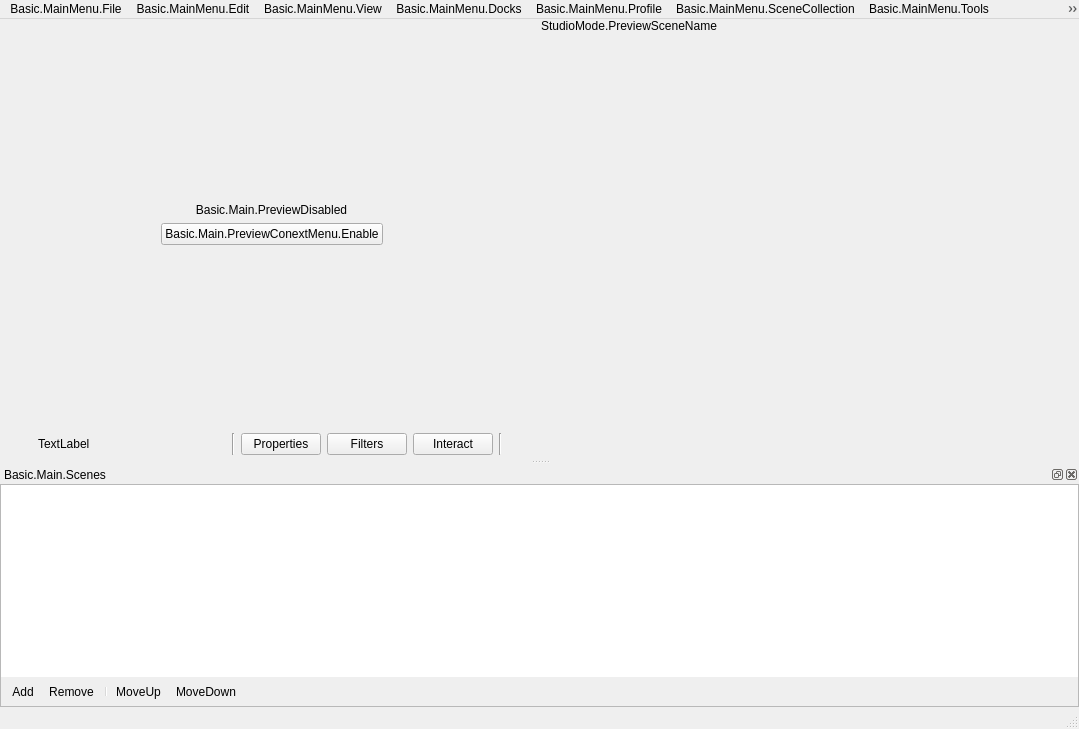
The window that UI/forms/OBSBasic.ui (tytan652/obs-studio) describes before a commit, drawn with Qt 5.
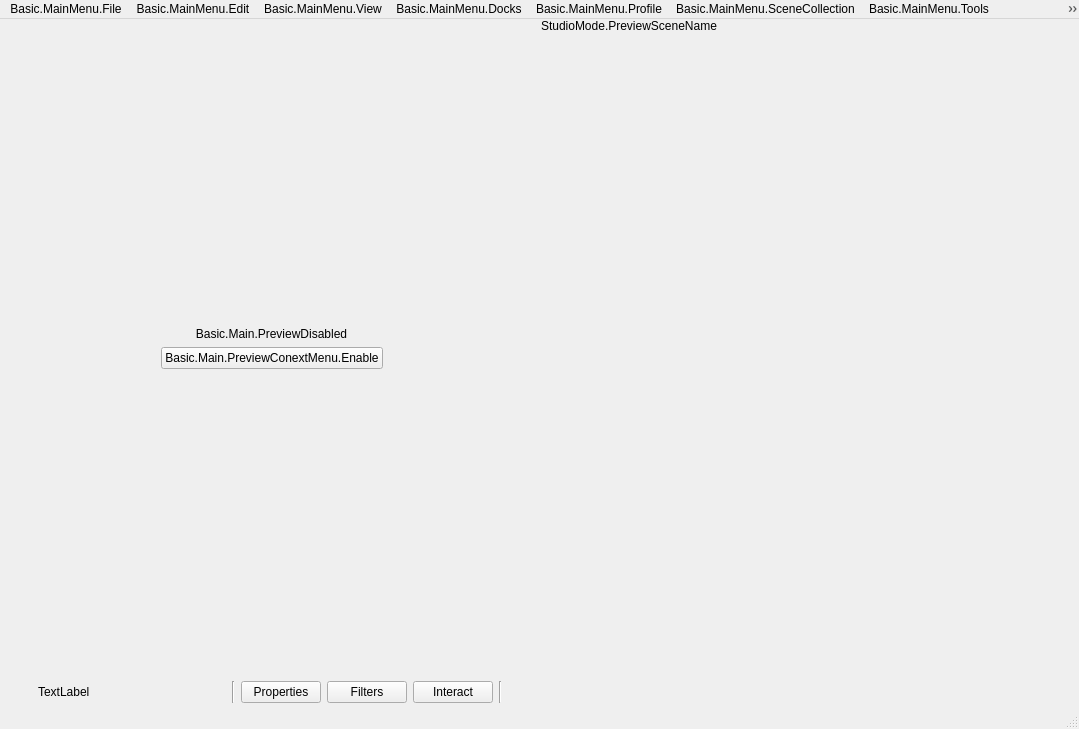
The same window after the commit. Icons and pictures are not drawn. Custom widgets are drawn as their Qt base class.

Commit message:
UI:  Separate scenes dock form the main window
This is a dirty separation, meaning that the main window still heavily
rely on widgets inside the dock.

A better separation will be possible only if the scene collection is
separated of the main window.

What changed in the file:
```diff
--- a/UI/forms/OBSBasic.ui
+++ b/UI/forms/OBSBasic.ui
@@ -730,180 +730,6 @@
    <addaction name="menuBasic_MainMenu_Help"/>
   </widget>
   <widget class="OBSBasicStatusBar" name="statusbar"/>
-  <widget class="OBSDock" name="scenesDock">
-   <property name="features">
-    <set>QDockWidget::DockWidgetClosable|QDockWidget::DockWidgetMovable|QDockWidget::DockWidgetFloatable</set>
-   </property>
-   <property name="windowTitle">
-    <string>Basic.Main.Scenes</string>
-   </property>
-   <attribute name="dockWidgetArea">
-    <number>8</number>
-   </attribute>
-   <widget class="QWidget" name="dockWidgetContents_2">
-    <layout class="QVBoxLayout" name="verticalLayout_6">
-     <property name="spacing">
-      <number>0</number>
-     </property>
-     <property name="leftMargin">
-      <number>0</number>
-     </property>
-     <property name="topMargin">
-      <number>0</number>
-     </property>
-     <property name="rightMargin">
-      <number>0</number>
-     </property>
-     <property name="bottomMargin">
-      <number>0</number>
-     </property>
-     <item>
-      <widget class="QFrame" name="scenesFrame">
-       <property name="sizePolicy">
-        <sizepolicy hsizetype="Expanding" vsizetype="Expanding">
-         <horstretch>0</horstretch>
-         <verstretch>0</verstretch>
-        </sizepolicy>
-       </property>
-       <property name="minimumSize">
-        <size>
-         <width>160</width>
-         <height>0</height>
-        </size>
-       </property>
-       <property name="frameShape">
-        <enum>QFrame::StyledPanel</enum>
-       </property>
-       <property name="frameShadow">
-        <enum>QFrame::Sunken</enum>
-       </property>
-       <layout class="QVBoxLayout" name="verticalLayout_12">
-        <property name="spacing">
-         <number>0</number>
-        </property>
-        <property name="leftMargin">
-         <number>0</number>
-        </property>
-        <property name="topMargin">
-         <number>0</number>
-        </property>
-        <property name="rightMargin">
-         <number>0</number>
-        </property>
-        <property name="bottomMargin">
-         <number>0</number>
-        </property>
-        <item>
-         <widget class="SceneTree" name="scenes">
-          <property name="sizePolicy">
-           <sizepolicy hsizetype="Preferred" vsizetype="Expanding">
-            <horstretch>0</horstretch>
-            <verstretch>0</verstretch>
-           </sizepolicy>
-          </property>
-          <property name="spacing">
-           <number>0</number>
-          </property>
-          <property name="contextMenuPolicy">
-           <enum>Qt::CustomContextMenu</enum>
-          </property>
-          <property name="frameShape">
-           <enum>QFrame::NoFrame</enum>
-          </property>
-          <property name="frameShadow">
-           <enum>QFrame::Plain</enum>
-          </property>
-          <property name="showDropIndicator" stdset="0">
-           <bool>true</bool>
-          </property>
-          <property name="dragEnabled">
-           <bool>true</bool>
-          </property>
-          <property name="dragDropMode">
-           <enum>QAbstractItemView::InternalMove</enum>
-          </property>
-          <property name="defaultDropAction">
-           <enum>Qt::TargetMoveAction</enum>
-          </property>
-          <addaction name="actionRemoveScene"/>
-         </widget>
-        </item>
-        <item>
-         <widget class="QToolBar" name="scenesToolbar">
-          <property name="iconSize">
-           <size>
-            <width>16</width>
-            <height>16</height>
-           </size>
-          </property>
-          <property name="floatable">
-           <bool>false</bool>
-          </property>
-          <addaction name="actionAddScene"/>
-          <addaction name="actionRemoveScene"/>
-          <addaction name="separator"/>
-          <addaction name="actionSceneUp"/>
-          <addaction name="actionSceneDown"/>
-         </widget>
-        </item>
-        <item>
-         <spacer name="scenesFixedSizeHSpacer">
-          <property name="orientation">
-           <enum>Qt::Horizontal</enum>
-          </property>
-          <property name="sizeType">
-           <enum>QSizePolicy::Fixed</enum>
-          </property>
-          <property name="sizeHint" stdset="0">
-           <size>
-            <width>150</width>
-            <height>0</height>
-           </size>
-          </property>
-         </spacer>
-        </item>
-       </layout>
-      </widget>
-     </item>
-    </layout>
-   </widget>
-  </widget>
-  <action name="actionAddScene">
-   <property name="icon">
-    <iconset>
-     <normaloff>:/res/images/plus.svg</normaloff>:/res/images/plus.svg</iconset>
-   </property>
-   <property name="text">
-    <string>Add</string>
-   </property>
-   <property name="toolTip">
-    <string>Basic.Main.AddSceneDlg.Title</string>
-   </property>
-   <property name="themeID" stdset="0">
-    <string notr="true">addIconSmall</string>
-   </property>
-  </action>
-  <action name="actionRemoveScene">
-   <property name="icon">
-    <iconset>
-     <normaloff>:/res/images/minus.svg</normaloff>:/res/images/minus.svg</iconset>
-   </property>
-   <property name="text">
-    <string>Remove</string>
-   </property>
-   <property name="toolTip">
-    <string>RemoveScene</string>
-   </property>
-   <property name="shortcut">
-    <string>Del</string>
-   </property>
-   <property name="shortcutContext">
-    <enum>Qt::WidgetWithChildrenShortcut</enum>
-   </property>
-   <property name="themeID" stdset="0">
-    <string notr="true">removeIconSmall</string>
-   </property>
-  </action>
   <action name="actionRemoveSource">
    <property name="icon">
     <iconset>
@@ -925,36 +751,6 @@
     <string notr="true">removeIconSmall</string>
    </property>
   </action>
-  <action name="actionSceneUp">
-   <property name="icon">
-    <iconset>
-     <normaloff>:/res/images/up.svg</normaloff>:/res/images/up.svg</iconset>
-   </property>
-   <property name="text">
-    <string>MoveUp</string>
-   </property>
-   <property name="toolTip">
-    <string>MoveSceneUp</string>
-   </property>
-   <property name="themeID" stdset="0">
-    <string notr="true">upArrowIconSmall</string>
-   </property>
-  </action>
-  <action name="actionSceneDown">
-   <property name="icon">
-    <iconset>
-     <normaloff>:/res/images/down.svg</normaloff>:/res/images/down.svg</iconset>
-   </property>
-   <property name="text">
-    <string>MoveDown</string>
-   </property>
-   <property name="toolTip">
-    <string>MoveSceneDown</string>
-   </property>
-   <property name="themeID" stdset="0">
-    <string notr="true">downArrowIconSmall</string>
-   </property>
-  </action>
   <action name="actionShow_Recordings">
    <property name="text">
     <string>Basic.MainMenu.File.ShowRecordings</string>
@@ -1495,17 +1291,6 @@
    <extends>QStatusBar</extends>
    <header>window-basic-status-bar.hpp</header>
   </customwidget>
-  <customwidget>
-   <class>SceneTree</class>
-   <extends>QListWidget</extends>
-   <header>scene-tree.hpp</header>
-  </customwidget>
-  <customwidget>
-   <class>OBSDock</class>
-   <extends>QDockWidget</extends>
-   <header>window-dock.hpp</header>
-   <container>1</container>
-  </customwidget>
  </customwidgets>
  <resources>
   <include location="obs.qrc"/>
```
The commit also changes 9 other files.
